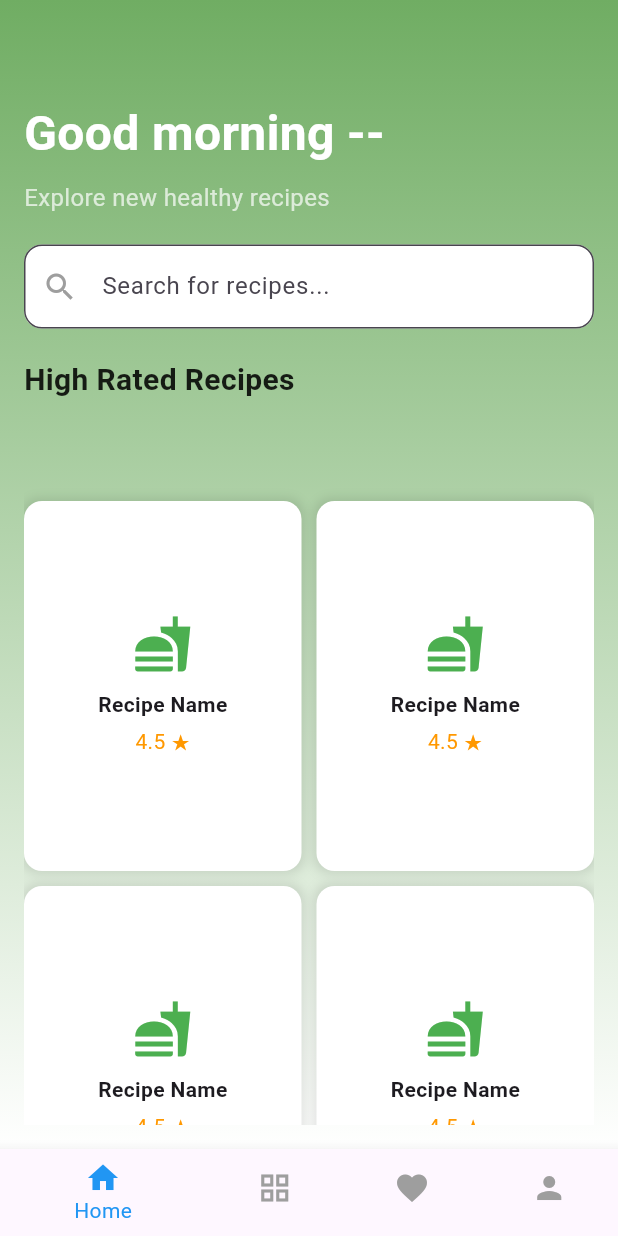
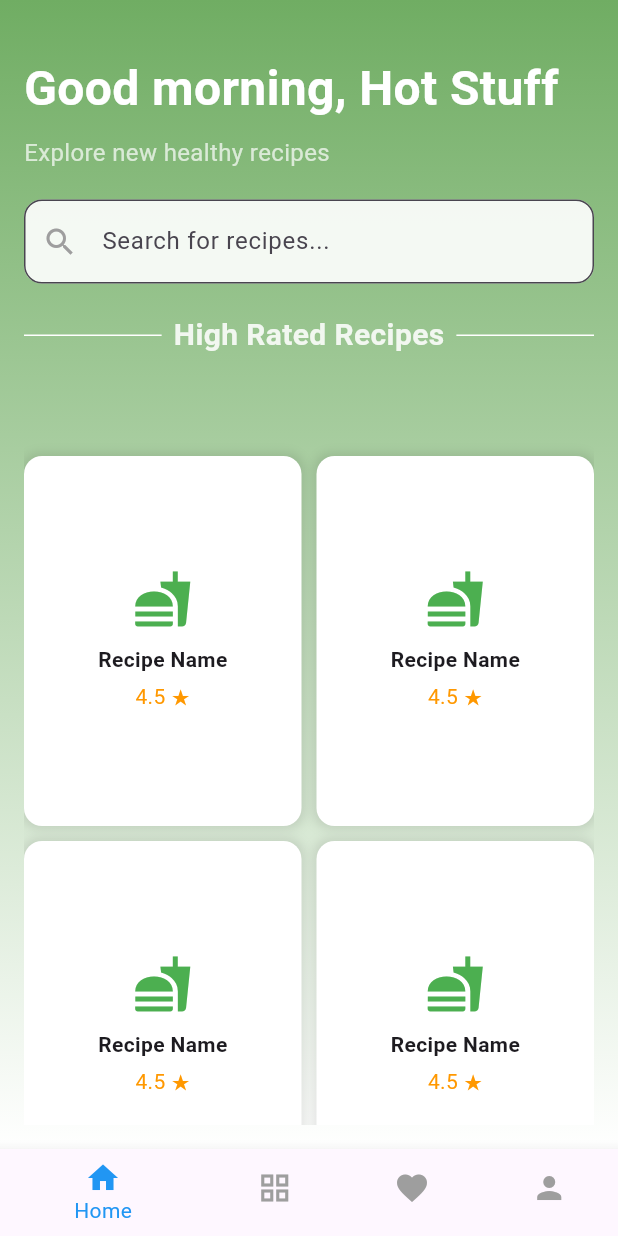
Before and after one commit to HamadAlmatouq/foodiez_frontend, a Flutter app: the screen it shows after launch, on a phone screen of 412 x 824 dp. Run offline on Flutter 3.47's test engine with Material 3 defaults, Android fonts, the phone set to English and light mode, and no system bars; our stand-ins replace go_router.

Commit message:
hot stuff

```diff
--- a/lib/pages/home_page.dart
+++ b/lib/pages/home_page.dart
@@ -1,9 +1,81 @@
+// import 'package:flutter/material.dart';
+// import 'package:foodiez_frontend/pages/widgets/search_bar.dart' as custom;
+// import 'package:foodiez_frontend/pages/widgets/recipe_list.dart';
+
+// class HomePage extends StatelessWidget {
+//   const HomePage({Key? key}) : super(key: key);
+
+//   @override
+//   Widget build(BuildContext context) {
+//     return Scaffold(
+//       extendBodyBehindAppBar: true,
+//       appBar: AppBar(
+//         backgroundColor: Colors.transparent,
+//         elevation: 0,
+//       ),
+//       body: Container(
+//         decoration: const BoxDecoration(
+//           gradient: LinearGradient(
+//             colors: [
+//               Color.fromARGB(255, 112, 173, 99),
+//               Color.fromARGB(255, 255, 255, 255),
+//             ],
+//             stops: [0.0, 1.0],
+//             begin: Alignment.topCenter,
+//             end: Alignment.bottomCenter,
+//           ),
+//         ),
+//         child: Padding(
+//           padding: const EdgeInsets.all(16.0),
+//           child: Column(
+//             crossAxisAlignment: CrossAxisAlignment.start,
+//             children: [
+//               const SizedBox(height: 50), // Spacing for AppBar
+//               const Text(
+//                 'Good morning --',
+//                 style: TextStyle(
+//                   fontSize: 32,
+//                   fontWeight: FontWeight.bold,
+//                   color: Colors.white,
+//                 ),
+//               ),
+//               const SizedBox(height: 8),
+//               const Text(
+//                 'Explore new healthy recipes',
+//                 style: TextStyle(
+//                   fontSize: 16,
+//                   color: Colors.white70,
+//                 ),
+//               ),
+//               const SizedBox(height: 20),
+//               const custom.SearchBar(),
+//               const SizedBox(height: 20),
+//               const Text(
+//                 'High Rated Recipes',
+//                 style: TextStyle(
+//                   fontSize: 20,
+//                   fontWeight: FontWeight.bold,
+//                   color: Colors.black87,
+//                 ),
+//               ),
+//               const SizedBox(height: 10),
+//               const Expanded(child: RecipeList()),
+//             ],
+//           ),
+//         ),
+//       ),
+//       // bottomNavigationBar: const BottomNav(),
+//     );
+//   }
+// }
 import 'package:flutter/material.dart';
 import 'package:foodiez_frontend/pages/widgets/search_bar.dart' as custom;
 import 'package:foodiez_frontend/pages/widgets/recipe_list.dart';
 
 class HomePage extends StatelessWidget {
-  const HomePage({Key? key}) : super(key: key);
+  final String? username; // Pass the username to this widget
+
+  const HomePage({Key? key, this.username}) : super(key: key);
 
   @override
   Widget build(BuildContext context) {
@@ -30,10 +102,10 @@ class HomePage extends StatelessWidget {
           child: Column(
             crossAxisAlignment: CrossAxisAlignment.start,
             children: [
-              const SizedBox(height: 50), // Spacing for AppBar
-              const Text(
-                'Good morning --',
-                style: TextStyle(
+              const SizedBox(height: 20), // Reduced spacing at the top
+              Text(
+                'Good morning, ${username ?? 'Hot Stuff'}',
+                style: const TextStyle(
                   fontSize: 32,
                   fontWeight: FontWeight.bold,
                   color: Colors.white,
@@ -48,15 +120,36 @@ class HomePage extends StatelessWidget {
                 ),
               ),
               const SizedBox(height: 20),
+              // Updated SearchBar to have white outline
               const custom.SearchBar(),
               const SizedBox(height: 20),
-              const Text(
-                'High Rated Recipes',
-                style: TextStyle(
-                  fontSize: 20,
-                  fontWeight: FontWeight.bold,
-                  color: Colors.black87,
-                ),
+              // Centered High Rated Recipes with horizontal lines
+              Row(
+                children: const [
+                  Expanded(
+                    child: Divider(
+                      color: Color.fromARGB(255, 255, 255, 255),
+                      thickness: 1,
+                    ),
+                  ),
+                  Padding(
+                    padding: EdgeInsets.symmetric(horizontal: 8.0),
+                    child: Text(
+                      'High Rated Recipes',
+                      style: TextStyle(
+                        fontSize: 20,
+                        fontWeight: FontWeight.bold,
+                        color: Color.fromARGB(221, 255, 255, 255),
+                      ),
+                    ),
+                  ),
+                  Expanded(
+                    child: Divider(
+                      color: Color.fromARGB(255, 255, 255, 255),
+                      thickness: 1,
+                    ),
+                  ),
+                ],
               ),
               const SizedBox(height: 10),
               const Expanded(child: RecipeList()),
@@ -64,7 +157,6 @@ class HomePage extends StatelessWidget {
           ),
         ),
       ),
-      // bottomNavigationBar: const BottomNav(),
     );
   }
 }
--- a/lib/pages/widgets/search_bar.dart
+++ b/lib/pages/widgets/search_bar.dart
@@ -1,3 +1,23 @@
+// import 'package:flutter/material.dart';
+
+// class SearchBar extends StatelessWidget {
+//   const SearchBar({Key? key}) : super(key: key);
+
+//   @override
+//   Widget build(BuildContext context) {
+//     return TextField(
+//       decoration: InputDecoration(
+//         hintText: 'Search for recipes...',
+//         filled: true,
+//         fillColor: Colors.white,
+//         border: OutlineInputBorder(
+//           borderRadius: BorderRadius.circular(12.0),
+//         ),
+//         prefixIcon: const Icon(Icons.search, color: Colors.grey),
+//       ),
+//     );
+//   }
+// }
 import 'package:flutter/material.dart';
 
 class SearchBar extends StatelessWidget {
@@ -9,9 +29,10 @@ class SearchBar extends StatelessWidget {
       decoration: InputDecoration(
         hintText: 'Search for recipes...',
         filled: true,
-        fillColor: Colors.white,
+        fillColor: Colors.white.withOpacity(0.9),
         border: OutlineInputBorder(
           borderRadius: BorderRadius.circular(12.0),
+          borderSide: const BorderSide(color: Colors.white), // White outline
         ),
         prefixIcon: const Icon(Icons.search, color: Colors.grey),
       ),
```
